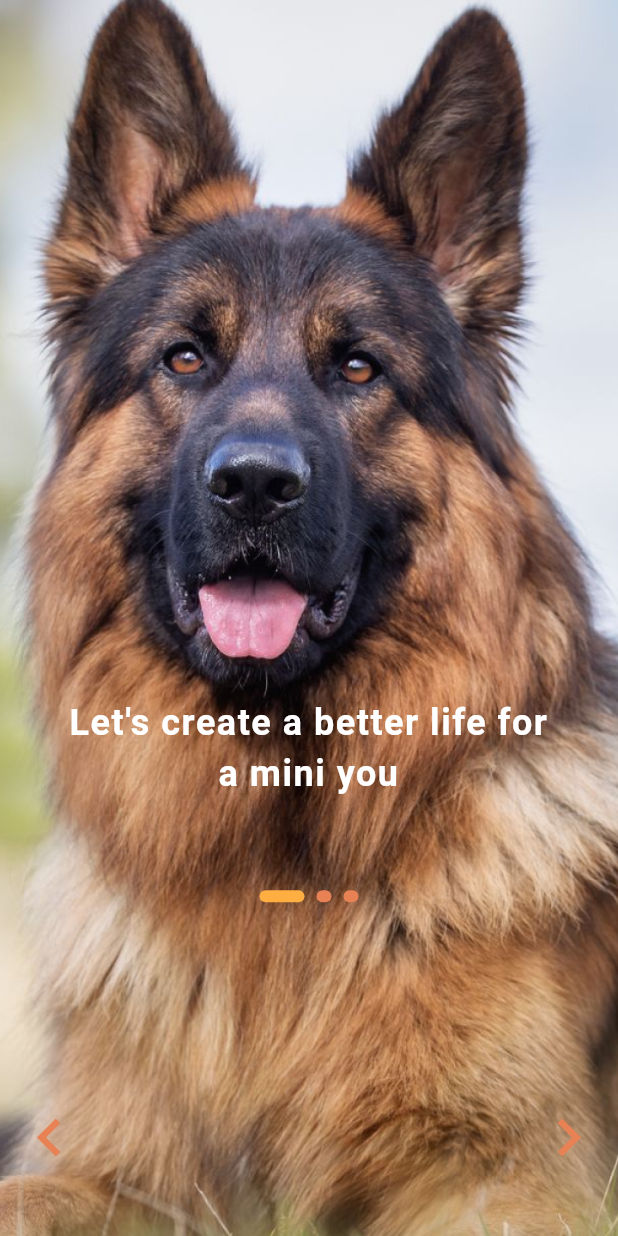
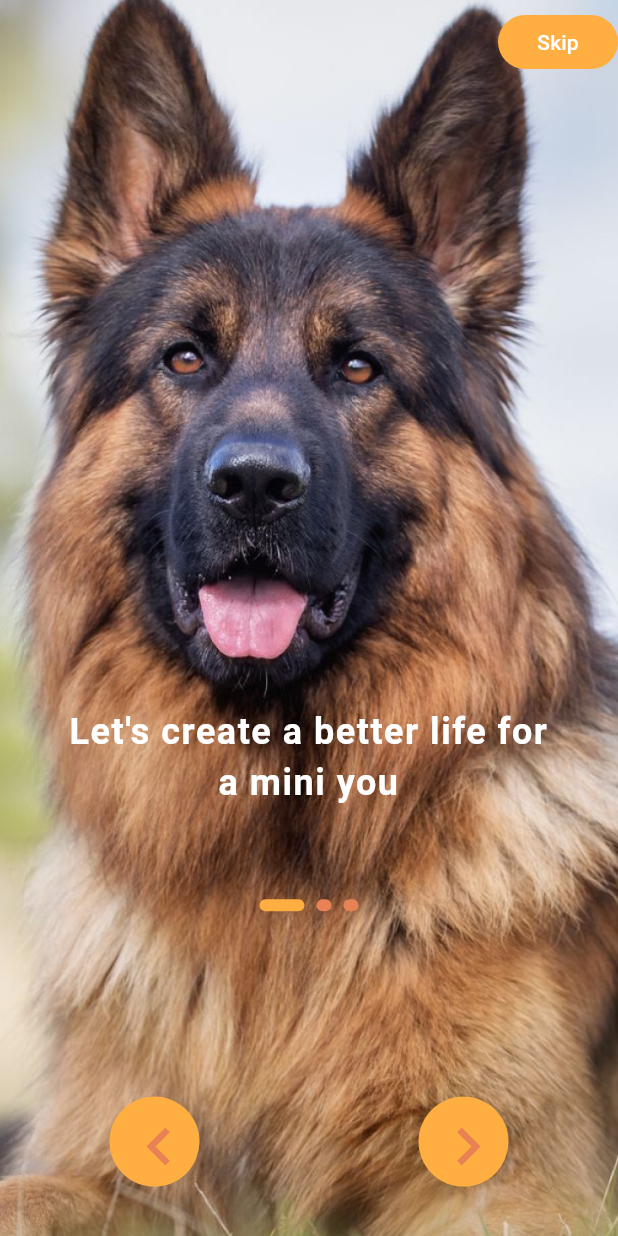
Before and after one commit to Njuguna-JohnBrian/Woofer, a Flutter app: the screen it shows after launch, on a phone screen of 412 x 824 dp. Run offline on Flutter 3.47's test engine with Material 2 defaults, Android fonts, the phone set to English and light mode, and no system bars; drawn by our look-alikes of smooth_page_indicator; our stand-ins replace flutter_svg, google_fonts, lottie; Roboto replaces fonts that are missing (OpenSans).

Commit message:
wrap up onboarding screen

```diff
--- a/lib/screens/onboarding/onboarding.dart
+++ b/lib/screens/onboarding/onboarding.dart
@@ -30,6 +30,36 @@ class _OnboardingScreenState extends State<OnboardingScreen> {
     Size size = MediaQuery.of(context).size;
 
     return Scaffold(
+      extendBody: true,
+      extendBodyBehindAppBar: true,
+      appBar: AppBar(
+        elevation: 0.0,
+        backgroundColor: Colors.transparent,
+        actions: [
+          TextButton(
+            onPressed: () {
+              Navigator.of(context).pushAndRemoveUntil(
+                MaterialPageRoute(
+                  builder: (context) => const SignUpScreen(),
+                ),
+                (route) => false,
+              );
+            },
+            style: TextButton.styleFrom(
+              shape: const StadiumBorder(),
+              minimumSize: const Size(
+                80,
+                10,
+              ),
+              backgroundColor: WFTheme.mainColor,
+              foregroundColor: Colors.white,
+            ),
+            child: const Text(
+              "Skip",
+            ),
+          )
+        ],
+      ),
       body: PageView.builder(
         controller: controller,
         itemCount: backgroundImages.length,
@@ -120,9 +150,13 @@ class _OnboardingScreenState extends State<OnboardingScreen> {
       mainAxisAlignment: MainAxisAlignment.end,
       children: [
         Row(
-          mainAxisAlignment: MainAxisAlignment.spaceBetween,
+          mainAxisAlignment: MainAxisAlignment.spaceAround,
           children: [
-            IconButton(
+            CircleAvatar(
+              radius: 30,
+              backgroundColor: WFTheme.mainColor,
+              child: Center(
+                child: IconButton(
                   onPressed: () {
                     controller.previousPage(
                       duration: const Duration(
@@ -137,7 +171,13 @@ class _OnboardingScreenState extends State<OnboardingScreen> {
                     color: WFTheme.faintMainColor,
                   ),
                 ),
-            IconButton(
+              ),
+            ),
+            CircleAvatar(
+              radius: 30,
+              backgroundColor: WFTheme.mainColor,
+              child: Center(
+                child: IconButton(
                   onPressed: () {
                     if (controller.page == 2.0) {
                       Navigator.of(context).pushAndRemoveUntil(
@@ -161,6 +201,8 @@ class _OnboardingScreenState extends State<OnboardingScreen> {
                     color: WFTheme.faintMainColor,
                   ),
                 ),
+              ),
+            ),
           ],
         )
       ],
```
Lines whose indentation alone changed are shown as unchanged.
